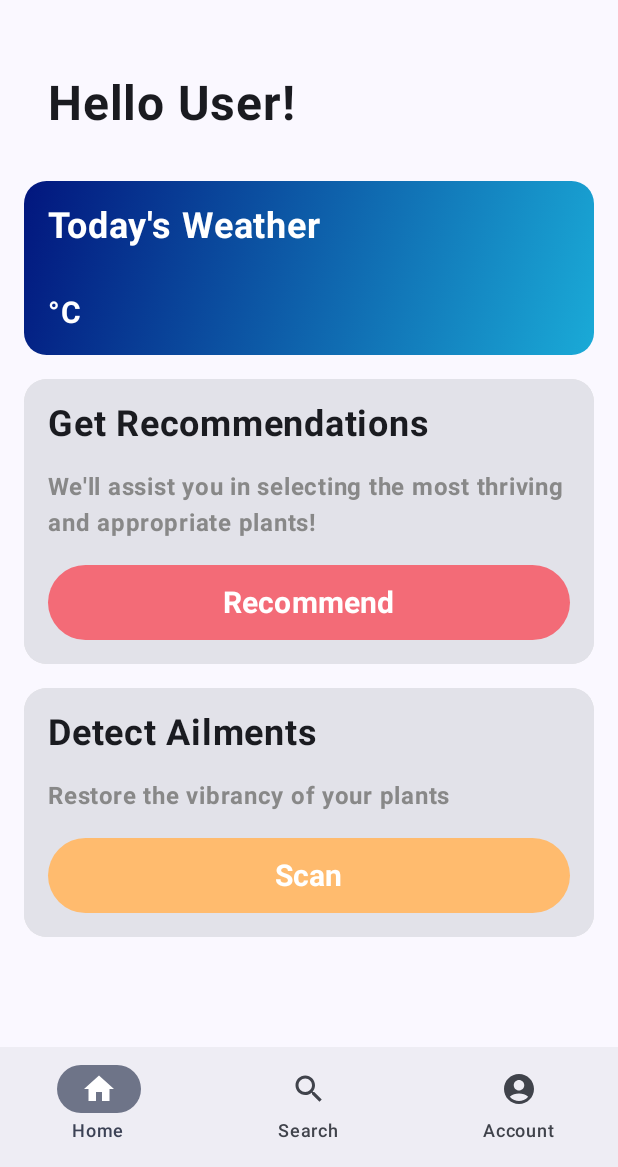
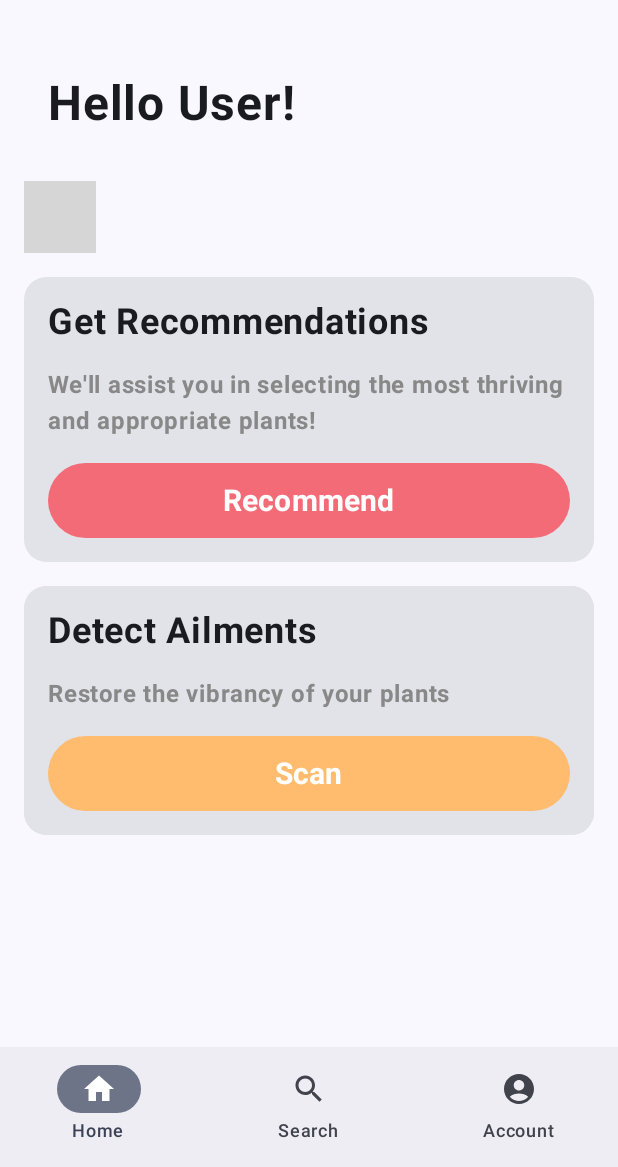
Before and after one commit to HimanishM25/sproutNative, an Android app built with Jetpack Compose: the composable Navigation shown on its own in the app's theme, on a phone screen of 412 x 824 dp, the part 69-1236 px from its top. Run offline under Robolectric (Android 15) with nearby library versions, the phone set to English and light mode, and no system bars; 1 statement that could not run was skipped; grey boxes are pictures that could not be loaded.

Commit message:
ViewModel: Pass WeatherViewModel to HomeScreen.kt initialized at app launch.

```diff
--- a/app/src/main/java/com/k_fene_8/sproutnative/MainActivity.kt
+++ b/app/src/main/java/com/k_fene_8/sproutnative/MainActivity.kt
@@ -10,14 +10,13 @@ import androidx.activity.result.contract.ActivityResultContracts
 import androidx.activity.viewModels
 import androidx.annotation.RequiresApi
 import androidx.compose.foundation.layout.fillMaxSize
-import androidx.compose.material3.MaterialTheme
 import androidx.compose.material3.Surface
 import androidx.compose.ui.Modifier
-import androidx.compose.ui.graphics.Color
-import com.k_fene_8.sproutnative.presentation.WeatherCard
 import com.k_fene_8.sproutnative.presentation.WeatherViewModel
+import com.k_fene_8.sproutnative.presentation.widgets.Navigation
 import com.k_fene_8.sproutnative.ui.theme.SproutTheme
 import dagger.hilt.android.AndroidEntryPoint
+
 
 
 @AndroidEntryPoint
@@ -44,13 +43,8 @@ class MainActivity : ComponentActivity() {
                 // A surface container using the 'background' color from the theme
                 Surface(
                     modifier = Modifier.fillMaxSize(),
-                    color = MaterialTheme.colorScheme.background
                 ) {
-                    WeatherCard(
-                        state = viewModel.state,
-                        backgroundColor = Color.Blue
-                    )
-                    //Navigation()
+                    Navigation(viewModel)
                 }
             }
         }
--- a/app/src/main/java/com/k_fene_8/sproutnative/presentation/screens/HomeScreen.kt
+++ b/app/src/main/java/com/k_fene_8/sproutnative/presentation/screens/HomeScreen.kt
@@ -4,7 +4,6 @@ import android.os.Build
 import androidx.annotation.RequiresApi
 import androidx.compose.foundation.background
 import androidx.compose.foundation.layout.Arrangement
-import androidx.compose.foundation.layout.Box
 import androidx.compose.foundation.layout.Column
 import androidx.compose.foundation.layout.Row
 import androidx.compose.foundation.layout.absolutePadding
@@ -20,32 +19,19 @@ import androidx.compose.material3.Text
 import androidx.compose.runtime.Composable
 import androidx.compose.ui.Modifier
 import androidx.compose.ui.draw.clip
-import androidx.compose.ui.geometry.Offset
-import androidx.compose.ui.graphics.Brush
 import androidx.compose.ui.graphics.Color
-import androidx.compose.ui.graphics.TileMode
 import androidx.compose.ui.text.font.FontWeight
-import androidx.compose.ui.tooling.preview.Preview
 import androidx.compose.ui.unit.dp
 import androidx.compose.ui.unit.sp
-import java.time.LocalTime
+import com.k_fene_8.sproutnative.presentation.WeatherCard
+import com.k_fene_8.sproutnative.presentation.WeatherViewModel
 
-@RequiresApi(Build.VERSION_CODES.O)
-val currentTime: LocalTime = LocalTime.now()
 
-@RequiresApi(Build.VERSION_CODES.O)
-val hour: Int = currentTime.hour
-@RequiresApi(Build.VERSION_CODES.O)
-val colors = when (hour) {
-    in 6..11 -> listOf(Color(0xff02167e), Color(0xff1aaad7 ))
-    in 12..17 -> listOf(Color(0xfff7f18e), Color(0xffffa20f ))
-    in 18..20 -> listOf(Color(0xffedae33), Color(0xff3b1d70 ))
-    else -> listOf(Color(0xff85929E), Color(0xff2E4053 ))}
 
 
 @RequiresApi(Build.VERSION_CODES.O)
 @Composable
-fun Home() {
+fun Home(viewModel: WeatherViewModel) {
     Column (
         modifier = Modifier
             .fillMaxSize()
@@ -57,43 +43,11 @@ fun Home() {
             fontSize = 32.sp,
             fontWeight = FontWeight.Bold,
             modifier = Modifier.padding(16.dp))
-        Box(
-            modifier = Modifier
-                .fillMaxWidth()
-                .clip(RoundedCornerShape(15.dp))
-                .background(
-                    Brush.linearGradient(
-                        colors = colors,
-                        start = Offset.Zero,
-                        end = Offset.Infinite,
-                        tileMode = TileMode.Clamp
-                    )
-                )
-        ) {
-            Column {
-                Text(
-                    text = "Today's Weather",
-                    color = Color.White,
-                    fontSize = 24.sp,
-                    fontWeight = FontWeight.Bold,
-                    modifier = Modifier.padding(16.dp)
-                )
-                Text(
-                    text = "°C",
-                    color = Color.White,
-                    fontSize = 20.sp,
-                    fontWeight = FontWeight.Bold,
-                    modifier = Modifier.padding(16.dp)
-                )
-            }
-        }
+        WeatherCard(state =viewModel.state)
         Card(
             modifier = Modifier
                 .fillMaxWidth()
                 .clip(RoundedCornerShape(15.dp))
-                .background(
-                    Color(0xffe5e5e5)
-                )
                 ){
             Column {
                 Text(
@@ -175,10 +129,3 @@ fun Home() {
         }
     }
 }
-
-@RequiresApi(Build.VERSION_CODES.O)
-@Preview
-@Composable
-fun HomePreview() {
-    Home()
-}
--- a/app/src/main/java/com/k_fene_8/sproutnative/presentation/widgets/BottomNavGraph.kt
+++ b/app/src/main/java/com/k_fene_8/sproutnative/presentation/widgets/BottomNavGraph.kt
@@ -6,16 +6,17 @@ import androidx.compose.runtime.Composable
 import androidx.navigation.NavHostController
 import androidx.navigation.compose.NavHost
 import androidx.navigation.compose.composable
+import com.k_fene_8.sproutnative.presentation.WeatherViewModel
 import com.k_fene_8.sproutnative.presentation.screens.Account
 import com.k_fene_8.sproutnative.presentation.screens.Home
 import com.k_fene_8.sproutnative.presentation.screens.Search
 
 @RequiresApi(Build.VERSION_CODES.O)
 @Composable
-fun BottomNavGraph(navController: NavHostController){
+fun BottomNavGraph(navController: NavHostController, viewModel: WeatherViewModel){
     NavHost(navController = navController, startDestination = BottomNavBarItems.Home.route){
         composable(route= BottomNavBarItems.Home.route){
-            Home()
+            Home(viewModel = viewModel)
         }
         composable(route= BottomNavBarItems.Search.route){
             Search()
--- a/app/src/main/java/com/k_fene_8/sproutnative/presentation/widgets/Navigation.kt
+++ b/app/src/main/java/com/k_fene_8/sproutnative/presentation/widgets/Navigation.kt
@@ -20,7 +20,6 @@ import androidx.compose.runtime.getValue
 import androidx.compose.ui.Alignment
 import androidx.compose.ui.Modifier
 import androidx.compose.ui.text.font.FontWeight
-import androidx.compose.ui.tooling.preview.Preview
 import androidx.compose.ui.unit.dp
 import androidx.navigation.NavDestination
 import androidx.navigation.NavDestination.Companion.hierarchy
@@ -28,17 +27,18 @@ import androidx.navigation.NavGraph.Companion.findStartDestination
 import androidx.navigation.NavHostController
 import androidx.navigation.compose.currentBackStackEntryAsState
 import androidx.navigation.compose.rememberNavController
+import com.k_fene_8.sproutnative.presentation.WeatherViewModel
 
 @RequiresApi(Build.VERSION_CODES.O)
 @SuppressLint("UnusedMaterial3ScaffoldPaddingParameter")
 @OptIn(ExperimentalMaterial3Api::class)
 @Composable
-fun Navigation() {
+fun Navigation(viewModel: WeatherViewModel) {
     val navController = rememberNavController()
     Scaffold(
         bottomBar = { BottomNavigationBar(navController=navController) },
         topBar = {
-            AppBar(navController = navController)
+            AppBar()
         },
     ){
             innerPadding ->
@@ -46,12 +46,12 @@ fun Navigation() {
             modifier = Modifier
                 .padding(innerPadding),
             verticalArrangement = Arrangement.spacedBy(16.dp),
-        ) { BottomNavGraph(navController = navController) }
+        ) { BottomNavGraph(navController = navController, viewModel = viewModel) }
     }
 }
 @OptIn(ExperimentalMaterial3Api::class)
 @Composable
-fun AppBar(navController: NavHostController) {
+fun AppBar() {
     TopAppBar(
         title = {
             Column(
@@ -115,9 +115,3 @@ fun RowScope.AddItem(
         }
     )
 }
-@RequiresApi(Build.VERSION_CODES.O)
-@Preview
-@Composable
-fun NavigationBarPreview() {
-    Navigation()
-}
```
